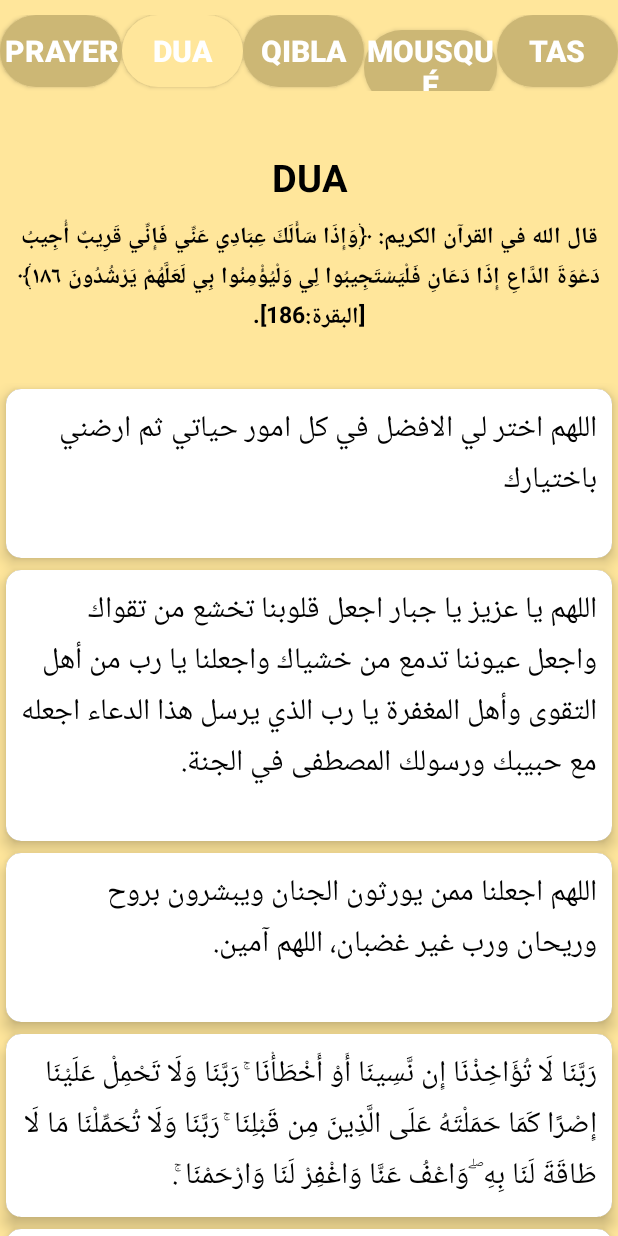
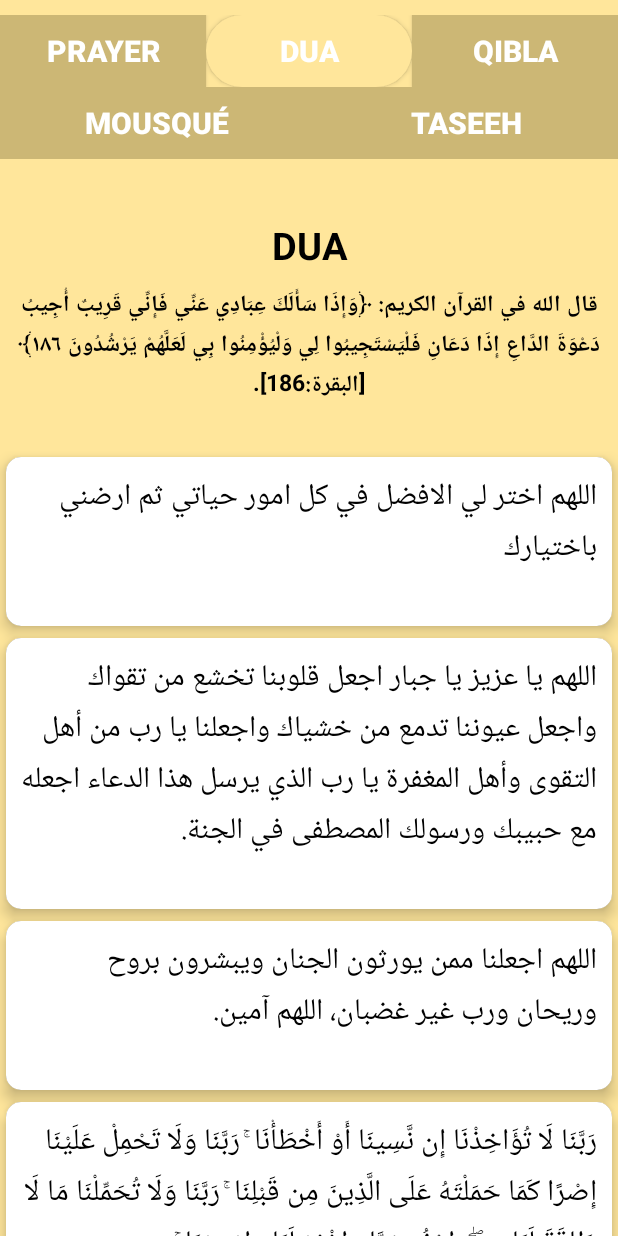
Before and after one commit to Assil28/MiniProjet1-Prayer_Time-Android_Java-, an Android app: the screen it shows after launch (MainActivity), on a phone screen of 412 x 824 dp. Run offline under Robolectric (Android 15) with nearby library versions, the phone set to English and light mode, and no system bars; our stand-ins replace Volley; network calls fail; 3 statements that could not run were skipped.

Commit message:
udpate view

```diff
--- a/app/src/main/res/drawable/rounded_button.xml
+++ b/app/src/main/res/drawable/rounded_button.xml
@@ -2,7 +2,7 @@
 <selector xmlns:android="http://schemas.android.com/apk/res/android">
     <item>
         <shape android:shape="rectangle">
-            <corners android:radius="100dp"/>
+            <corners android:radius="0dp"/>
             <solid android:color="@color/beige"/>
         </shape>
     </item>
--- a/app/src/main/res/layout/activity_main.xml
+++ b/app/src/main/res/layout/activity_main.xml
@@ -53,6 +53,15 @@
             android:layout_weight="1"
             android:onClick="btndQuibla"/>
 
+
+
+    </LinearLayout>
+
+    <LinearLayout
+        android:layout_marginTop="0dp"
+        android:layout_width="match_parent"
+        android:layout_height="wrap_content"
+        android:orientation="horizontal">
         <Button
             android:background="@drawable/rounded_button"
             android:id="@+id/button4"
@@ -71,14 +80,13 @@
             android:id="@+id/button5"
             android:layout_width="wrap_content"
             android:layout_height="wrap_content"
-            android:text="tas"
+            android:text="taseeh"
             android:textAlignment="center"
 
             android:textStyle="bold"
             android:textSize="20sp"
             android:layout_weight="1"
             android:onClick="btndTasbih"/>
-
     </LinearLayout>
 
     <fragment
```
